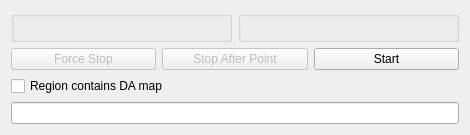
Old version of the form src/sescontrol/scantype.ui in the repository kmnhan/1KARPES_DAQ.
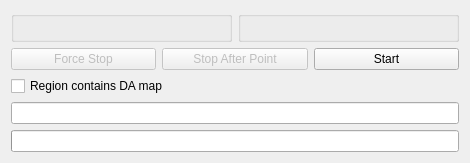
New version of the form. Custom widgets are drawn as their Qt base class.

Commit message: feat: add progress bar to ses_gui

```diff
--- a/src/sescontrol/scantype.ui
+++ b/src/sescontrol/scantype.ui
@@ -7,7 +7,7 @@
     <x>0</x>
     <y>0</y>
     <width>470</width>
-    <height>122</height>
+    <height>155</height>
    </rect>
   </property>
   <property name="windowTitle">
@@ -63,7 +63,24 @@
     </widget>
    </item>
    <item>
-    <widget class="QLineEdit" name="line"/>
+    <widget class="QLineEdit" name="line">
+     <property name="readOnly">
+      <bool>true</bool>
+     </property>
+    </widget>
+   </item>
+   <item>
+    <widget class="QProgressBar" name="progress">
+     <property name="value">
+      <number>0</number>
+     </property>
+     <property name="textVisible">
+      <bool>false</bool>
+     </property>
+     <property name="format">
+      <string>%v / %m</string>
+     </property>
+    </widget>
    </item>
   </layout>
  </widget>
```
The commit also changes 2 other files.
